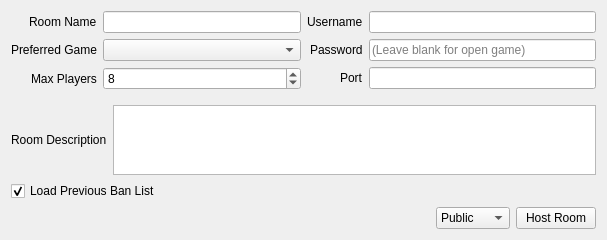
Qt form src/citron/multiplayer/host_room.ui (pflyly/citron-mirror) before a commit.
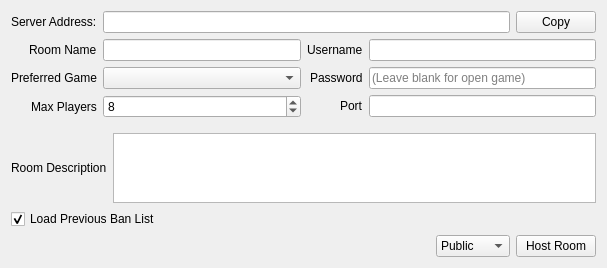
The same form after that commit.

Commit message: feat(network): Ip input field for multiplayer room creation

The edit to the form file:
```diff
--- a/src/citron/multiplayer/host_room.ui
+++ b/src/citron/multiplayer/host_room.ui
@@ -7,13 +7,34 @@
     <x>0</x>
     <y>0</y>
     <width>607</width>
-    <height>211</height>
+    <height>236</height>
    </rect>
   </property>
   <property name="windowTitle">
    <string>Create Room</string>
   </property>
-  <layout class="QVBoxLayout" name="verticalLayout_3">
+    <layout class="QVBoxLayout" name="verticalLayout_3">
+    <item>
+    <layout class="QHBoxLayout" name="horizontalLayout_2">
+        <item>
+        <widget class="QLabel" name="server_address_label">
+        <property name="text">
+        <string>Server Address:</string>
+        </property>
+        </widget>
+        </item>
+        <item>
+        <widget class="QLineEdit" name="server_address_box"/>
+        </item>
+        <item>
+        <widget class="QPushButton" name="copy_ip_button">
+        <property name="text">
+        <string>Copy</string>
+        </property>
+        </widget>
+        </item>
+    </layout>
+    </item>
    <item>
     <widget class="QWidget" name="settings" native="true">
      <layout class="QHBoxLayout">
@@ -31,38 +52,38 @@
         <property name="labelAlignment">
          <set>Qt::AlignRight|Qt::AlignTrailing|Qt::AlignVCenter</set>
         </property>
-        <item row="0" column="0">
+        <item row="1" column="0">
          <widget class="QLabel" name="label">
           <property name="text">
            <string>Room Name</string>
           </property>
          </widget>
         </item>
-        <item row="0" column="1">
+        <item row="1" column="1">
          <widget class="QLineEdit" name="room_name">
           <property name="maxLength">
            <number>50</number>
           </property>
          </widget>
         </item>
-        <item row="1" column="0">
+        <item row="2" column="0">
          <widget class="QLabel" name="label_3">
           <property name="text">
            <string>Preferred Game</string>
           </property>
          </widget>
         </item>
-        <item row="1" column="1">
+        <item row="2" column="1">
          <widget class="QComboBox" name="game_list"/>
         </item>
-        <item row="2" column="0">
+        <item row="3" column="0">
          <widget class="QLabel" name="label_2">
           <property name="text">
            <string>Max Players</string>
           </property>
          </widget>
         </item>
-        <item row="2" column="1">
+        <item row="3" column="1">
          <widget class="QSpinBox" name="max_player">
           <property name="minimum">
            <number>2</number>
```
Left out of the diff: 34 changed lines with no effect on the pictures. The commit also changes 2 other files.
